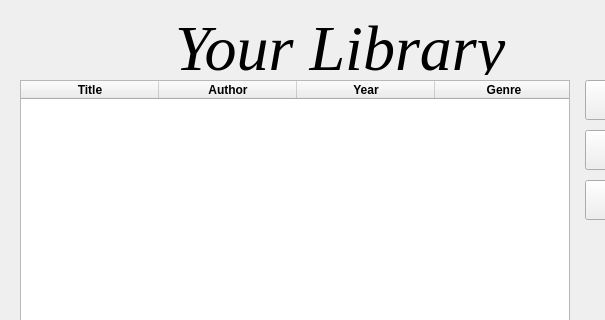
Above: ui/ui_files/home.ui from matteocresenzi/LibraryMgmtSystem before the change; both pictures show x 0 to 605 and y 0 to 320 of the 800 by 560 pixel window. Below: the same form after it.
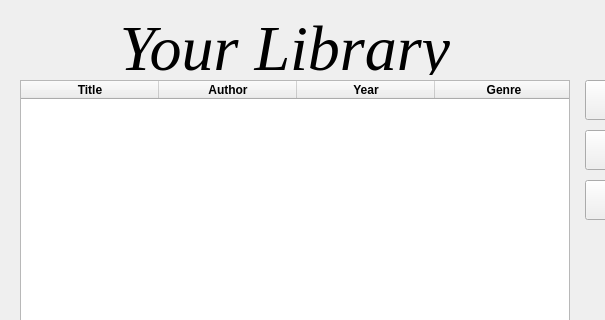
That is the form after the change.

Patch:
```diff
--- a/ui/ui_files/home.ui
+++ b/ui/ui_files/home.ui
@@ -126,7 +126,7 @@
   <widget class="QLabel" name="label">
    <property name="geometry">
     <rect>
-     <x>175</x>
+     <x>110</x>
      <y>20</y>
      <width>350</width>
      <height>55</height>
@@ -148,6 +148,9 @@
    <property name="text">
     <string>Your Library</string>
    </property>
+   <property name="alignment">
+    <set>Qt::AlignCenter</set>
+   </property>
   </widget>
   <widget class="QPushButton" name="exitButton">
    <property name="geometry">
```
